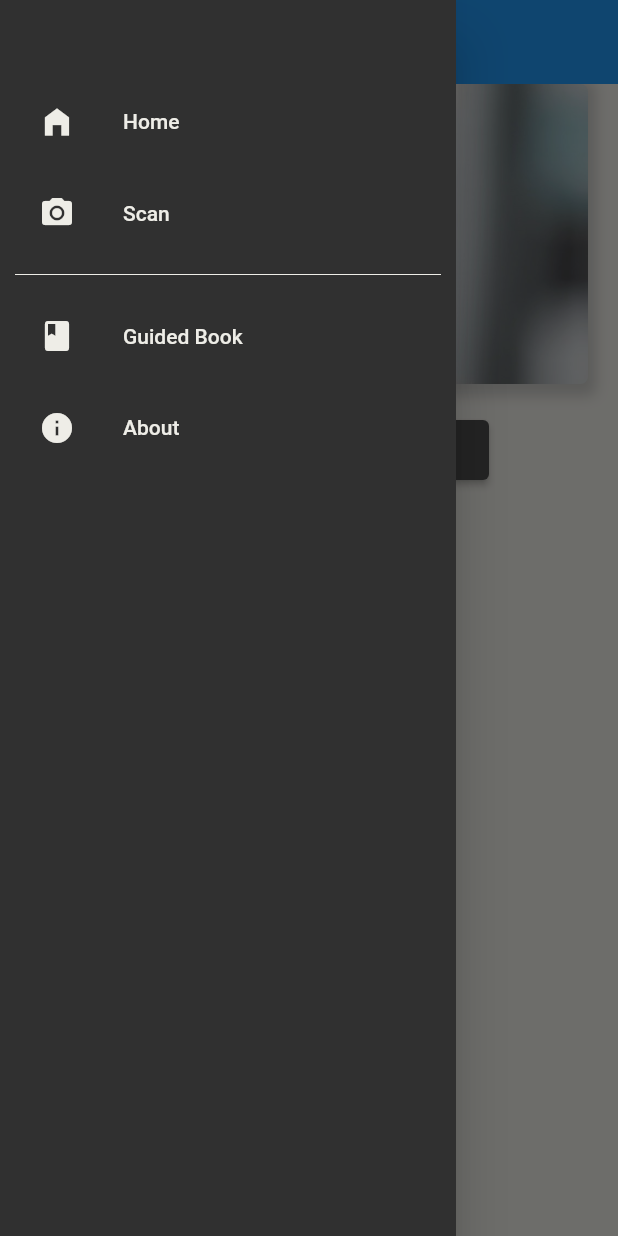
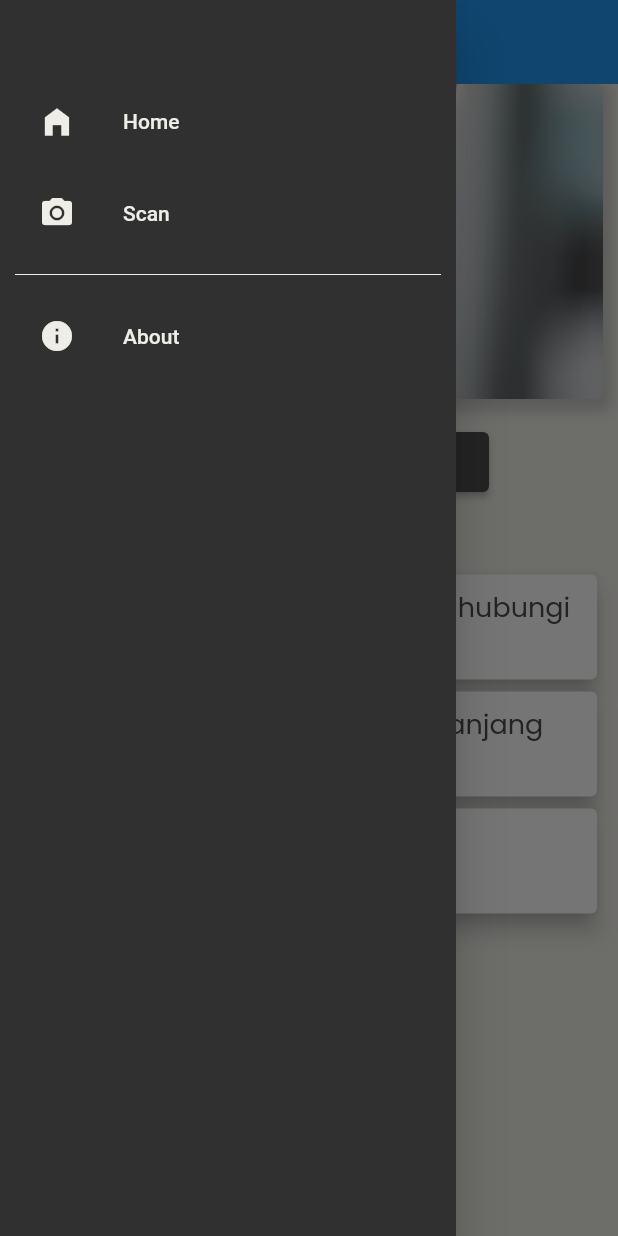
Before and after one commit to kripikkentangs/derma_scan, a Flutter app: the screen it shows after launch, with the side drawer open, on a phone screen of 412 x 824 dp. Run offline on Flutter 3.47's test engine with Material 2 defaults, Android fonts, the phone set to English and light mode, and no system bars; our stand-ins replace flutter_svg, image_cropper, image_picker; missing offline and left inert: simple_speed_dial, tflite.

Commit message:
add content

```diff
--- a/lib/drawer.dart
+++ b/lib/drawer.dart
@@ -30,12 +30,6 @@ class NavigationDrawerWidget extends StatelessWidget {
             const SizedBox(height: 5),
             Divider(
               color: Color(0xFFEEEDE7),
-            ),
-            const SizedBox(height: 5),
-            buildMenuItem(
-              text: 'Guided Book',
-              icon: Icons.book,
-              onClicked: () => selectedItem(context, 2),
             ),
             const SizedBox(height: 5),
             buildMenuItem(
--- a/lib/home/components/body_home.dart
+++ b/lib/home/components/body_home.dart
@@ -1,3 +1,6 @@
+import 'package:derma_scan/home/components/content.dart';
+import 'package:derma_scan/home/components/content_one.dart';
+import 'package:derma_scan/home/components/content_two.dart';
 import 'package:derma_scan/home/components/header.dart';
 import 'package:derma_scan/home/components/scan_button.dart';
 import 'package:flutter/material.dart';
@@ -15,6 +18,9 @@ class BodyHome extends StatelessWidget {
           Header(),
           ScanButton(),
           JenisKanker(),
+          Content(),
+          ContentOne(),
+          ContentTwo()
         ],
       ),
     );
--- /dev/null
+++ b/lib/home/components/content.dart
@@ -0,0 +1,41 @@
+import 'package:flutter/material.dart';
+
+class Content extends StatelessWidget {
+  const Content({Key? key}) : super(key: key);
+
+  @override
+  Widget build(BuildContext context) {
+    return Container(
+      margin: EdgeInsets.only(top: 10, left: 10, right: 10),
+      child: Card(
+        elevation: 6,
+        child: Row(
+          children: [
+            Expanded(
+              flex: 3,
+              child: Container(
+                margin: EdgeInsets.all(5),
+                height: 60,
+                decoration: BoxDecoration(
+                  image: DecorationImage(
+                      image: AssetImage('assets/images/dokter.jpg'),
+                      fit: BoxFit.cover),
+                ),
+              ),
+            ),
+            Expanded(
+              flex: 7,
+              child: Container(
+                margin: EdgeInsets.only(left: 5, right: 5),
+                child: Text(
+                  'Kapan Harus Menghubungi Dokter',
+                  style: TextStyle(fontFamily: 'Poppins', fontSize: 18),
+                ),
+              ),
+            ),
+          ],
+        ),
+      ),
+    );
+  }
+}
--- /dev/null
+++ b/lib/home/components/content_one.dart
@@ -0,0 +1,39 @@
+import 'package:flutter/material.dart';
+
+class ContentOne extends StatelessWidget {
+  const ContentOne({Key? key}) : super(key: key);
+
+  @override
+  Widget build(BuildContext context) {
+    return Container(
+      margin: EdgeInsets.only(left: 10, right: 10),
+      child: Card(
+        elevation: 6,
+        child: Row(
+          children: [
+            Expanded(
+              flex: 3,
+              child: Container(
+                margin: EdgeInsets.all(5),
+                height: 60,
+                // width: 110,
+                color: Colors.black,
+              ),
+            ),
+            Expanded(
+              flex: 7,
+              child: Container(
+                margin: EdgeInsets.only(left: 5, right: 5),
+                child: Text(
+                  'Dampak Jangka Panjang Kanker Kulit',
+                  textAlign: TextAlign.start,
+                  style: TextStyle(fontFamily: 'Poppins', fontSize: 18),
+                ),
+              ),
+            ),
+          ],
+        ),
+      ),
+    );
+  }
+}
--- /dev/null
+++ b/lib/home/components/content_two.dart
@@ -0,0 +1,38 @@
+import 'package:flutter/material.dart';
+
+class ContentTwo extends StatelessWidget {
+  const ContentTwo({Key? key}) : super(key: key);
+
+  @override
+  Widget build(BuildContext context) {
+    return Container(
+      margin: EdgeInsets.only(left: 10, right: 10),
+      child: Card(
+        elevation: 6,
+        child: Row(
+          children: [
+            Expanded(
+              flex: 3,
+              child: Container(
+                margin: EdgeInsets.all(5),
+                height: 60,
+                // width: 110,
+                color: Colors.black,
+              ),
+            ),
+            Expanded(
+              flex: 7,
+              child: Container(
+                margin: EdgeInsets.only(left: 5, right: 5),
+                child: Text(
+                  'Late Coffe',
+                  style: TextStyle(fontFamily: 'Poppins', fontSize: 18),
+                ),
+              ),
+            ),
+          ],
+        ),
+      ),
+    );
+  }
+}
--- a/lib/home/components/header.dart
+++ b/lib/home/components/header.dart
@@ -7,11 +7,11 @@ class Header extends StatelessWidget {
   @override
   Widget build(BuildContext context) {
     return Padding(
-      padding: EdgeInsets.only(left: 20, right: 20),
+      padding: EdgeInsets.only(left: 10, right: 10),
       child: Stack(
         children: [
           Container(
-            height: 200,
+            height: 210,
             width: double.infinity,
             decoration: BoxDecoration(
               borderRadius: BorderRadius.all(Radius.circular(5)),
--- a/lib/home/components/header_content.dart
+++ b/lib/home/components/header_content.dart
@@ -27,7 +27,7 @@ class HeaderContent extends StatelessWidget {
         color: kTextColor,
       ),
       title: Text(
-        'Derma Scan',
+        'Read More',
         style: kDefaultFont,
       ),
     );
--- a/lib/home/components/jenis_kanker.dart
+++ b/lib/home/components/jenis_kanker.dart
@@ -8,7 +8,7 @@ class JenisKanker extends StatelessWidget {
   @override
   Widget build(BuildContext context) {
     return Padding(
-      padding: EdgeInsets.only(left: 20, top: 20),
+      padding: EdgeInsets.only(left: 10, top: 10),
       child: Column(
         crossAxisAlignment: CrossAxisAlignment.start,
         children: [
--- a/lib/home/components/scan_button.dart
+++ b/lib/home/components/scan_button.dart
@@ -8,7 +8,7 @@ class ScanButton extends StatelessWidget {
   Widget build(BuildContext context) {
     return Container(
         alignment: Alignment.topCenter,
-        padding: EdgeInsets.only(top: 20),
+        padding: EdgeInsets.only(top: 18),
         child: ElevatedButton.icon(
           icon: Icon(Icons.open_in_new),
           label: Text(
```
Also changed, not shown: assets/images/dokter.jpg (added).
